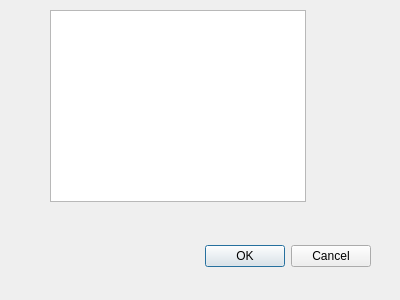
Above: FilterFrm.ui from hudie8655/docHelper before the change. Below: the same form after it.
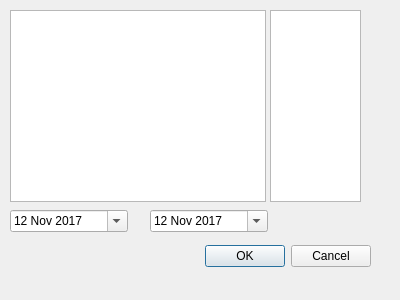
That is the form after the change.

What changed in the file:
```diff
--- a/FilterFrm.ui
+++ b/FilterFrm.ui
@@ -35,7 +35,7 @@
   <widget class="QListWidget" name="typelistWidget">
    <property name="geometry">
     <rect>
-     <x>50</x>
+     <x>10</x>
      <y>10</y>
      <width>256</width>
      <height>192</height>
@@ -45,6 +45,85 @@
     <enum>QAbstractItemView::ExtendedSelection</enum>
    </property>
   </widget>
+  <widget class="QListWidget" name="banListWidget">
+   <property name="geometry">
+    <rect>
+     <x>270</x>
+     <y>10</y>
+     <width>91</width>
+     <height>192</height>
+    </rect>
+   </property>
+   <property name="selectionMode">
+    <enum>QAbstractItemView::ExtendedSelection</enum>
+   </property>
+   <property name="currentRow">
+    <number>-1</number>
+   </property>
+  </widget>
+  <widget class="QDateEdit" name="fsdateEdit">
+   <property name="geometry">
+    <rect>
+     <x>10</x>
+     <y>210</y>
+     <width>118</width>
+     <height>22</height>
+    </rect>
+   </property>
+   <property name="dateTime">
+    <datetime>
+     <hour>0</hour>
+     <minute>0</minute>
+     <second>0</second>
+     <year>2017</year>
+     <month>11</month>
+     <day>12</day>
+    </datetime>
+   </property>
+   <property name="minimumDateTime">
+    <datetime>
+     <hour>0</hour>
+     <minute>0</minute>
+     <second>0</second>
+     <year>2000</year>
+     <month>1</month>
+     <day>14</day>
+    </datetime>
+   </property>
+   <property name="maximumDate">
+    <date>
+     <year>7999</year>
+     <month>12</month>
+     <day>31</day>
+    </date>
+   </property>
+   <property name="calendarPopup">
+    <bool>true</bool>
+   </property>
+  </widget>
+  <widget class="QDateEdit" name="fedateEdit">
+   <property name="geometry">
+    <rect>
+     <x>150</x>
+     <y>210</y>
+     <width>118</width>
+     <height>22</height>
+    </rect>
+   </property>
+   <property name="dateTime">
+    <datetime>
+     <hour>0</hour>
+     <minute>0</minute>
+     <second>0</second>
+     <year>2017</year>
+     <month>11</month>
+     <day>12</day>
+    </datetime>
+   </property>
+   <property name="calendarPopup">
+    <bool>true</bool>
+   </property>
+  </widget>
  </widget>
  <resources/>
  <connections>
```
